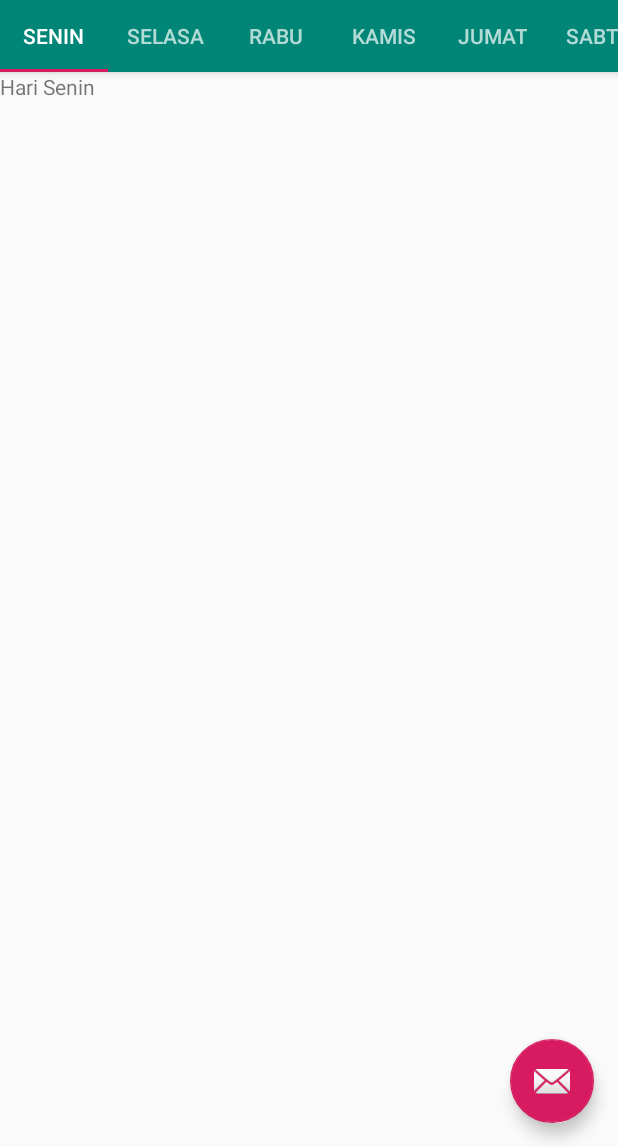
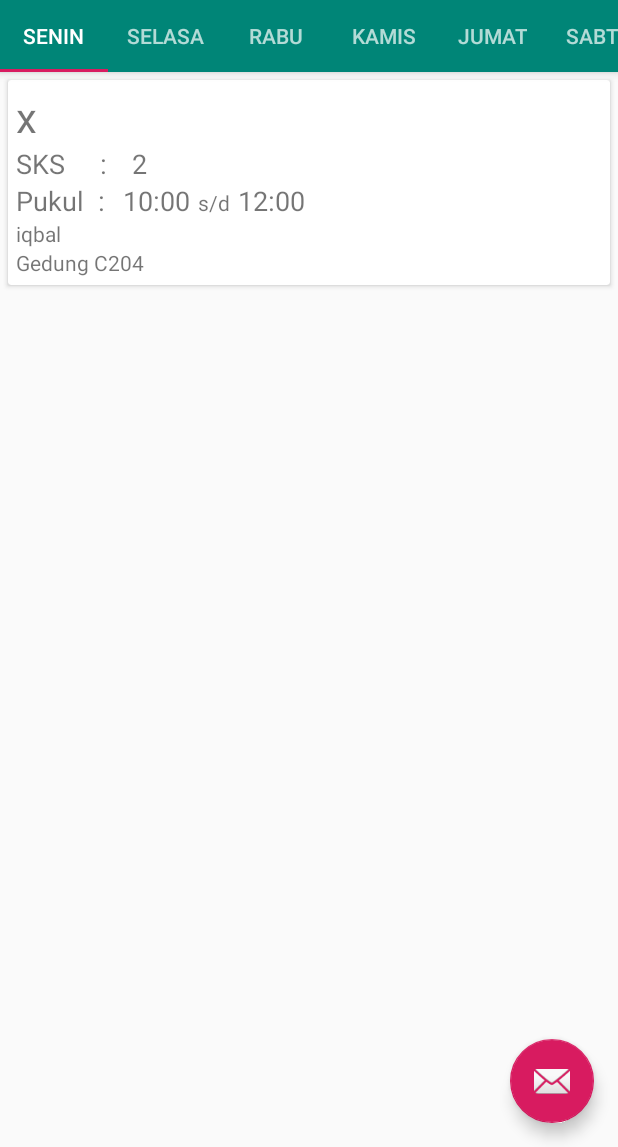
Before and after one commit to mtfiqh/IteraTIme, an Android app: the screen it shows after launch (JadwalActivity), on a phone screen of 412 x 824 dp, the part 89-1236 px from its top. Run offline under Robolectric (Android 15) with nearby library versions, the phone set to English and light mode, and no system bars; our stand-ins replace Firebase (no records; nobody signed in at launch, a user with empty details on screens opened directly).

Commit message:
update recycle view

```diff
--- a/app/build.gradle
+++ b/app/build.gradle
@@ -35,4 +35,6 @@ dependencies {
     androidTestImplementation 'com.android.support.test.espresso:espresso-core:3.0.2'
     implementation 'com.android.support:design:28.0.0'
     implementation 'android.arch.lifecycle:extensions:1.1.1'
+    implementation 'com.android.support:recyclerview-v7:28.0.0'
+    implementation 'com.android.support:cardview-v7:28.0.0'
 }
--- a/app/src/main/java/com/itera/iteratime/AddJadwalActivity.kt
+++ b/app/src/main/java/com/itera/iteratime/AddJadwalActivity.kt
@@ -99,7 +99,7 @@ class AddJadwalActivity : AppCompatActivity() {
         val database = FirebaseDatabase.getInstance()
         val myRef = database.getReference("Jadwal")
 
-        myRef.child(jadwal.hari).push().setValue(jadwal).addOnCompleteListener {
+        myRef.child(jadwal.hari.toString()).push().setValue(jadwal).addOnCompleteListener {
             loading.hide()
         }
         val intent = Intent(this, JadwalActivity::class.java).apply {
--- a/app/src/main/java/com/itera/iteratime/Jadwal.kt
+++ b/app/src/main/java/com/itera/iteratime/Jadwal.kt
@@ -1,12 +1,12 @@
 package com.itera.iteratime
 
 class Jadwal(
-    var mataKuliah: String,
-    var sks: Int,
-    var hari: String,
-    var dari:String,
-    var sampai:String,
-    var gedung:String,
-    var ruangan:String,
+    var mataKuliah: String?="",
+    var sks: Int?=0,
+    var hari: String?="",
+    var dari:String?="",
+    var sampai:String?="",
+    var gedung:String?="",
+    var ruangan:String?="",
     var dosen:String?=""
 )
--- /dev/null
+++ b/app/src/main/java/com/itera/iteratime/JadwalAdapterR.kt
@@ -0,0 +1,43 @@
+package com.itera.iteratime
+
+import android.support.v7.widget.RecyclerView
+import android.view.LayoutInflater
+import android.view.View
+import android.view.ViewGroup
+import android.widget.TextView
+import org.w3c.dom.Text
+
+class JadwalAdapterR(val jadwalList: ArrayList<Jadwal>) : RecyclerView.Adapter<JadwalAdapterR.ViewHolder>() {
+    override fun onCreateViewHolder(p0: ViewGroup, p1: Int): ViewHolder {
+        val v = LayoutInflater.from(p0?.context).inflate(R.layout.list_jadwal,p0,false)
+        return ViewHolder(v)
+    }
+
+    override fun getItemCount(): Int {
+        //get size
+        return jadwalList.size
+    }
+
+    override fun onBindViewHolder(p0: ViewHolder, p1: Int) {
+        val jadwal:Jadwal = jadwalList[p1]
+
+        p0?.dari.text = jadwal.dari
+        p0.sampai.text = jadwal.sampai
+        p0.sks.text = jadwal.sks.toString()
+        p0.matkul.text = jadwal.mataKuliah
+        p0.gedung.text=jadwal.gedung
+        p0.ruangan.text=jadwal.ruangan
+        p0.dosen.text=jadwal.dosen
+
+    }
+
+    class ViewHolder(itemView : View) : RecyclerView.ViewHolder(itemView){
+        val matkul = itemView.findViewById(R.id.matakuliah) as TextView
+        val sks = itemView.findViewById(R.id.sks) as TextView
+        val dari = itemView.findViewById(R.id.dari) as TextView
+        val sampai = itemView.findViewById(R.id.sampai) as TextView
+        val gedung = itemView.findViewById<TextView>(R.id.gedung)
+        val ruangan = itemView.findViewById<TextView>(R.id.ruangan)
+        val dosen = itemView.findViewById<TextView>(R.id.dosen)
+    }
+}
--- a/app/src/main/java/com/itera/iteratime/ui/main/SeninFragment.kt
+++ b/app/src/main/java/com/itera/iteratime/ui/main/SeninFragment.kt
@@ -3,9 +3,15 @@ package com.itera.iteratime.ui.main
 
 import android.os.Bundle
 import android.support.v4.app.Fragment
+import android.support.v7.widget.LinearLayoutManager
+import android.support.v7.widget.RecyclerView
 import android.view.LayoutInflater
 import android.view.View
 import android.view.ViewGroup
+import android.widget.LinearLayout
+import com.google.firebase.database.FirebaseDatabase
+import com.itera.iteratime.Jadwal
+import com.itera.iteratime.JadwalAdapterR
 
 import com.itera.iteratime.R
 
@@ -20,12 +26,24 @@ private const val ARG_PARAM2 = "param2"
  */
 class SeninFragment : Fragment() {
 
+
     override fun onCreateView(
         inflater: LayoutInflater, container: ViewGroup?,
         savedInstanceState: Bundle?
     ): View? {
         // Inflate the layout for this fragment
-        return inflater.inflate(R.layout.fragment_senin, container, false)
+        val v= inflater.inflate(R.layout.fragment_senin, container, false)
+        val rView = v.findViewById<RecyclerView>(R.id.recycleView)
+
+        rView.layoutManager = LinearLayoutManager(v.context, LinearLayout.VERTICAL, false)
+        val jadwalList = ArrayList<Jadwal>()
+
+
+        jadwalList.add(Jadwal("x", 2, "Senin", "10:00", "12:00", "C", "204", "iqbal" ))
+        val adapter=JadwalAdapterR(jadwalList)
+
+        rView.adapter=adapter
+        return v
     }
 
 
--- a/app/src/main/res/layout/fragment_senin.xml
+++ b/app/src/main/res/layout/fragment_senin.xml
@@ -4,11 +4,8 @@
              android:layout_width="match_parent"
              android:layout_height="match_parent"
              tools:context=".ui.main.SeninFragment">
-
-    <!-- TODO: Update blank fragment layout -->
-    <TextView
+    <android.support.v7.widget.RecyclerView
+            android:id="@+id/recycleView"
             android:layout_width="match_parent"
-            android:layout_height="match_parent"
-            android:text="@string/hello_blank_fragment"/>
-
+            android:layout_height="match_parent"/>
 </FrameLayout>
--- /dev/null
+++ b/app/src/main/res/layout/list_jadwal.xml
@@ -0,0 +1,96 @@
+<?xml version="1.0" encoding="utf-8"?>
+<android.support.constraint.ConstraintLayout xmlns:android="http://schemas.android.com/apk/res/android"
+                                             xmlns:app="http://schemas.android.com/apk/res-auto" xmlns:tools="http://schemas.android.com/tools" android:layout_width="match_parent"
+                                             android:layout_height="match_parent">
+
+    <android.support.v7.widget.CardView
+            android:layout_width="match_parent"
+            android:layout_height="wrap_content"
+            android:layout_margin="5dp"
+            android:padding="10dp"
+            app:layout_constraintStart_toStartOf="parent" app:layout_constraintTop_toTopOf="parent"
+            app:layout_constraintEnd_toEndOf="parent">
+        <LinearLayout
+                android:layout_margin="5dp"
+                android:orientation="vertical"
+                android:layout_width="match_parent"
+                android:layout_height="wrap_content">
+            <TextView
+                    android:id="@+id/matakuliah"
+                    android:layout_width="match_parent"
+                    android:layout_height="wrap_content"
+                    android:text="Nama Mata Kuliah"
+                    android:textSize="28sp"
+            />
+            <LinearLayout android:layout_width="match_parent" android:layout_height="wrap_content"
+                          android:orientation="horizontal">
+                <TextView android:layout_width="wrap_content" android:layout_height="wrap_content"
+                          android:text="SKS     : "
+                          android:textSize="18sp"
+                          android:layout_marginRight="12dp"
+                />
+                <TextView android:layout_width="wrap_content" android:layout_height="wrap_content"
+                          android:id="@+id/sks"
+                          android:text="2"
+                          android:textSize="18sp"
+                />
+            </LinearLayout>
+
+            <LinearLayout
+                    android:orientation="horizontal"
+                    android:layout_width="match_parent"
+                    android:layout_height="wrap_content">
+                <TextView
+                        android:text="Pukul  :"
+                        android:textSize="18sp"
+                        android:layout_width="wrap_content"
+                        android:layout_height="wrap_content"
+                />
+                <TextView android:layout_width="wrap_content" android:layout_height="wrap_content"
+                          android:id="@+id/dari"
+                          android:layout_marginLeft="12dp"
+                          android:text="00:00"
+                          android:textSize="18sp"
+                />
+                <TextView android:layout_width="wrap_content" android:layout_height="wrap_content"
+                          android:layout_marginLeft="5dp"
+                          android:text="s/d"
+                          android:layout_marginRight="5dp"
+
+                />
+                <TextView android:layout_width="wrap_content" android:layout_height="wrap_content"
+                          android:text="00:00"
+                          android:textSize="18sp"
+                          android:id="@+id/sampai"
+                />
+            </LinearLayout>
+
+            <TextView android:layout_width="match_parent" android:layout_height="wrap_content"
+                      android:text="Nama Dosen"
+                      android:id="@+id/dosen"
+            />
+
+            <LinearLayout android:layout_width="wrap_content"
+                          android:layout_height="wrap_content"
+                          android:orientation="horizontal">
+                <TextView android:layout_width="wrap_content" android:layout_height="wrap_content"
+                          android:text="Gedung "
+                />
+                <TextView android:layout_width="wrap_content" android:layout_height="wrap_content"
+                          android:id="@+id/gedung"
+                          android:text="A"
+
+                />
+                <TextView android:layout_width="wrap_content"
+                          android:id="@+id/ruangan"
+                          android:text="101"
+                          android:layout_height="wrap_content"/>
+            </LinearLayout>
+        </LinearLayout>
+
+
+
+
+    </android.support.v7.widget.CardView>
+
+</android.support.constraint.ConstraintLayout>
```
